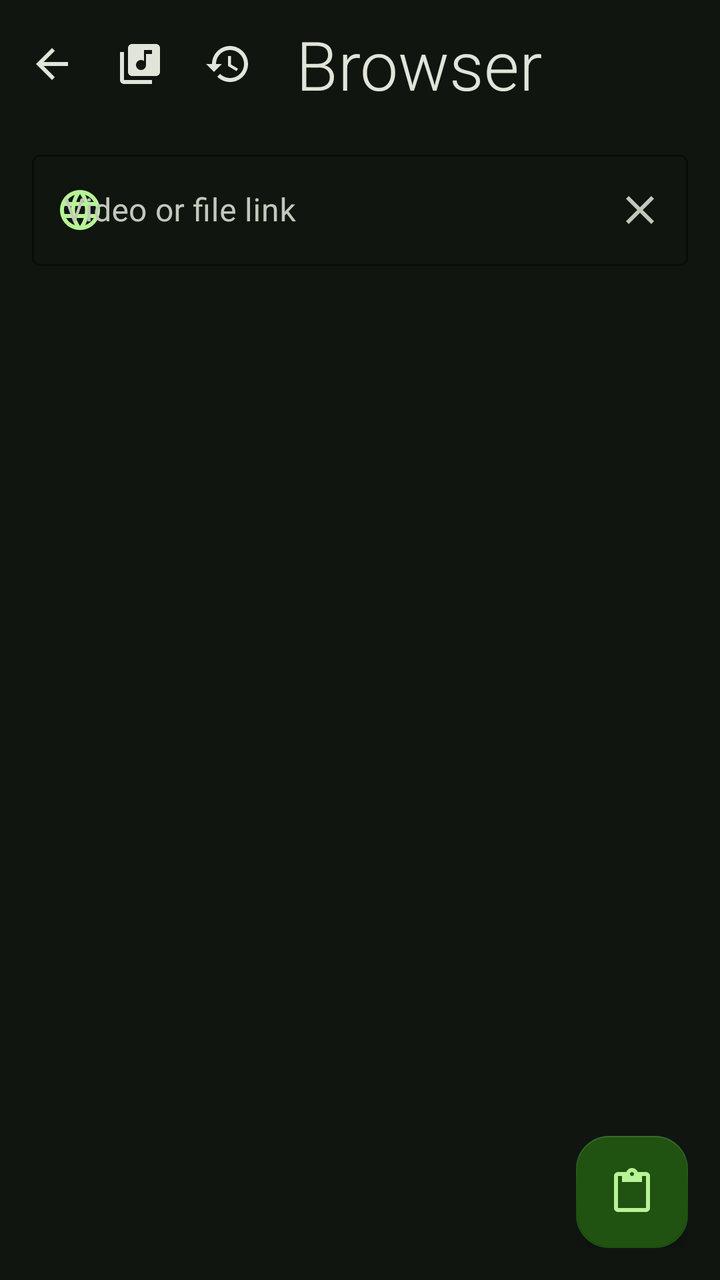
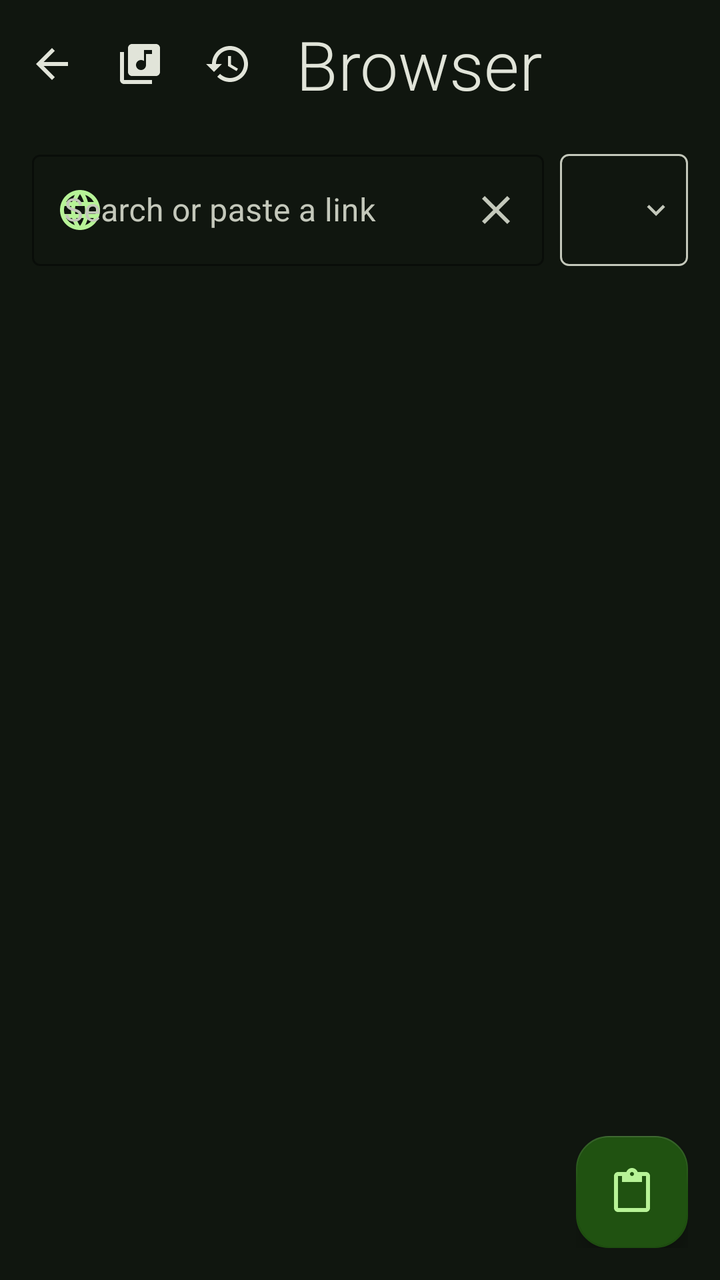

Before-and-after screenshots of an Android layout around one commit, followed by the original layout XML and the change that was made.
<!-- AndroidManifest.xml: activity theme BrowserTheme -->
<!-- res/layout/activity_browser.xml -->
<?xml version="1.0" encoding="utf-8"?>
<FrameLayout xmlns:android="http://schemas.android.com/apk/res/android"
    xmlns:app="http://schemas.android.com/apk/res-auto"
    xmlns:tools="http://schemas.android.com/tools"
    android:id="@+id/browserRoot"
    android:layout_width="match_parent"
    android:layout_height="match_parent"
    android:background="@color/browserBg"
    tools:context=".browser.BrowserActivity">

    <LinearLayout
        android:layout_width="match_parent"
        android:layout_height="match_parent"
        android:orientation="vertical">

        
        <LinearLayout
            android:layout_width="match_parent"
            android:layout_height="64dp"
            android:gravity="center_vertical"
            android:orientation="horizontal"
            android:paddingStart="4dp"
            android:paddingEnd="4dp">

            <ImageButton
                android:id="@+id/browserBack"
                android:layout_width="44dp"
                android:layout_height="48dp"
                android:background="?attr/selectableItemBackgroundBorderless"
                android:contentDescription="@string/browserBack"
                android:src="@drawable/ic_arrow_back_white_24dp"
                android:tint="@color/browserText" />

            <ImageButton
                android:id="@+id/browserLibrary"
                android:layout_width="44dp"
                android:layout_height="48dp"
                android:background="?attr/selectableItemBackgroundBorderless"
                android:contentDescription="@string/library"
                android:src="@drawable/ic_library_white_24dp"
                android:tint="@color/browserText" />

            <ImageButton
                android:id="@+id/browserHistory"
                android:layout_width="44dp"
                android:layout_height="48dp"
                android:background="?attr/selectableItemBackgroundBorderless"
                android:contentDescription="@string/browserHistory"
                android:src="@drawable/ic_history_white_24dp"
                android:tint="@color/browserText" />

            <TextView
                android:id="@+id/browserTitle"
                android:layout_width="0dp"
                android:layout_height="wrap_content"
                android:layout_weight="1"
                android:ellipsize="end"
                android:fontFamily="sans-serif-light"
                android:maxLines="1"
                android:paddingStart="12dp"
                android:paddingEnd="12dp"
                android:text="@string/browser"
                android:textAlignment="viewStart"
                android:textColor="@color/browserText"
                android:textSize="34sp" />

            <ImageButton
                android:id="@+id/browserPrev"
                android:layout_width="44dp"
                android:layout_height="48dp"
                android:background="?attr/selectableItemBackgroundBorderless"
                android:contentDescription="@string/browserPrevious"
                android:src="@drawable/ic_chevron_back_24dp"
                android:tint="@color/browserText"
                android:visibility="gone" />

            <ImageButton
                android:id="@+id/browserNext"
                android:layout_width="44dp"
                android:layout_height="48dp"
                android:background="?attr/selectableItemBackgroundBorderless"
                android:contentDescription="@string/browserNext"
                android:src="@drawable/ic_chevron_24dp"
                android:tint="@color/browserText"
                android:visibility="gone" />

            <ImageButton
                android:id="@+id/browserReload"
                android:layout_width="44dp"
                android:layout_height="48dp"
                android:background="?attr/selectableItemBackgroundBorderless"
                android:contentDescription="@string/browserReload"
                android:src="@drawable/ic_refresh_24dp"
                android:tint="@color/browserText"
                android:visibility="gone" />

            <ImageButton
                android:id="@+id/browserHome"
                android:layout_width="44dp"
                android:layout_height="48dp"
                android:background="?attr/selectableItemBackgroundBorderless"
                android:contentDescription="@string/browserHome"
                android:src="@drawable/ic_home_white_24dp"
                android:tint="@color/browserText"
                android:visibility="gone" />
        </LinearLayout>

        <com.google.android.material.textfield.TextInputLayout
            android:id="@+id/browserFieldLayout"
            style="@style/BrowserField"
            android:layout_width="match_parent"
            android:layout_height="wrap_content"
            android:layout_marginStart="16dp"
            android:layout_marginTop="8dp"
            android:layout_marginEnd="16dp"
            android:hint="@string/browserLinkHint"
            app:endIconContentDescription="@string/browserClear"
            app:endIconDrawable="@drawable/ic_close_24dp"
            app:endIconMode="custom"
            app:startIconContentDescription="@string/browserOpen"
            app:startIconDrawable="@drawable/ic_globe_white_24dp">

            <com.google.android.material.textfield.TextInputEditText
                android:id="@+id/browserField"
                android:layout_width="match_parent"
                android:layout_height="wrap_content"
                android:imeOptions="actionGo"
                android:inputType="textUri"
                android:maxLines="1"
                android:singleLine="true"
                android:textColor="@color/browserText" />
        </com.google.android.material.textfield.TextInputLayout>

        
        <FrameLayout
            android:id="@+id/browserWebContainer"
            android:layout_width="match_parent"
            android:layout_height="0dp"
            android:layout_marginTop="8dp"
            android:layout_weight="1"
            android:visibility="gone">

            <ProgressBar
                android:id="@+id/browserProgress"
                style="@style/Widget.AppCompat.ProgressBar.Horizontal"
                android:layout_width="match_parent"
                android:layout_height="3dp"
                android:layout_gravity="top"
                android:max="100"
                android:progressBackgroundTint="@android:color/transparent"
                android:progressTint="@color/browserFabIcon"
                android:visibility="gone" />
        </FrameLayout>
    </LinearLayout>

    
    <LinearLayout
        android:id="@+id/browserHomeButtons"
        android:layout_width="wrap_content"
        android:layout_height="wrap_content"
        android:layout_gravity="bottom|end"
        android:orientation="vertical"
        android:padding="16dp">

        <com.google.android.material.floatingactionbutton.FloatingActionButton
            android:id="@+id/browserPaste"
            android:layout_width="wrap_content"
            android:layout_height="wrap_content"
            android:contentDescription="@string/browserPaste"
            app:backgroundTint="@color/browserFab"
            app:fabSize="normal"
            app:shapeAppearanceOverlay="@style/BrowserFabShape"
            app:srcCompat="@drawable/ic_paste_24dp"
            app:tint="@color/browserFabIcon" />
    </LinearLayout>

    
    <com.google.android.material.floatingactionbutton.FloatingActionButton
        android:id="@+id/browserDetect"
        android:layout_width="wrap_content"
        android:layout_height="wrap_content"
        android:layout_gravity="bottom|start"
        android:layout_margin="16dp"
        android:alpha="0.4"
        android:contentDescription="@string/browserDetectNone"
        android:visibility="gone"
        app:backgroundTint="@color/browserFabIcon"
        app:fabSize="normal"
        app:shapeAppearanceOverlay="@style/BrowserFabShape"
        app:srcCompat="@drawable/ic_download_24dp"
        app:tint="@color/browserFab" />
</FrameLayout>
<!-- resources referenced by this layout -->
<resources>
  <color name="browserBg">#10160F</color>
  <color name="browserFab">#205211</color>
  <color name="browserFabIcon">#B7F397</color>
  <color name="browserText">#E1E4D9</color>
  <!-- drawable ic_chevron_24dp (drawable) -->
  <?xml version="1.0" encoding="utf-8"?>
  <vector xmlns:android="http://schemas.android.com/apk/res/android"
      android:width="24dp"
      android:height="24dp"
      android:autoMirrored="true"
      android:viewportWidth="24"
      android:viewportHeight="24">
      <path
          android:fillColor="#FFFFFF"
          android:pathData="M10,6L8.59,7.41 13.17,12l-4.58,4.59L10,18l6,-6z" />
  </vector>
  <!-- drawable ic_download_24dp (drawable) -->
  <?xml version="1.0" encoding="utf-8"?>
  <vector xmlns:android="http://schemas.android.com/apk/res/android"
      android:width="24dp"
      android:height="24dp"
      android:viewportWidth="24"
      android:viewportHeight="24">
      <path
          android:fillColor="#FFFFFF"
          android:pathData="M19,9h-4V3H9v6H5l7,7 7,-7zM5,18v2h14v-2H5z" />
  </vector>
  <!-- drawable ic_home_white_24dp (drawable) -->
  <?xml version="1.0" encoding="utf-8"?>
  <vector xmlns:android="http://schemas.android.com/apk/res/android"
      android:width="24dp"
      android:height="24dp"
      android:viewportWidth="24"
      android:viewportHeight="24">
      <path
          android:fillColor="#FFFFFF"
          android:pathData="M10,20v-6h4v6h5v-8h3L12,3 2,12h3v8z" />
  </vector>
  <string name="browser">Browser</string>
  <string name="browserBack">Back</string>
  <string name="browserClear">Clear</string>
  <string name="browserDetectNone">No video or file detected on this page yet</string>
  <string name="browserHistory">Browsing history</string>
  <string name="browserHome">Browser home</string>
  <string name="browserLinkHint">Video or file link</string>
  <string name="browserNext">Next page</string>
  <string name="browserOpen">Open in the browser</string>
  <string name="browserPaste">Paste</string>
  <string name="browserPrevious">Previous page</string>
  <string name="browserReload">Reload page</string>
  <string name="library">Library</string>
  <style name="BrowserFabShape">
          <item name="cornerFamily">rounded</item>
          <item name="cornerSize">16dp</item>
      </style>
  <style name="BrowserTheme" parent="AppTheme">
          <item name="android:windowBackground">@color/browserBg</item>
      </style>
  <color name="browserHint">#C4C8BB</color>
  <style name="AppTheme" parent="Theme.MaterialComponents.DayNight.NoActionBar">
          <item name="colorPrimary">@color/colorPrimary</item>
          <item name="colorPrimaryDark">@color/colorPrimaryDark</item>
          <item name="colorSecondary">@color/colorAccent</item>
          <item name="colorAccent">@color/colorAccent</item>
      </style>
  <color name="colorPrimary">#E62118</color>
  <color name="colorPrimaryDark">#C31C13</color>
  <color name="colorAccent">#E62118</color>
  <!-- unchanged entries left out for length: 9 -->
</resources>

<!-- the commit's change to res/layout/activity_browser.xml (unified diff, before → after) -->
@@ -105,31 +105,74 @@
                 android:visibility="gone" />
         </LinearLayout>
 
-        <com.google.android.material.textfield.TextInputLayout
-            android:id="@+id/browserFieldLayout"
-            style="@style/BrowserField"
+        
+        <LinearLayout
             android:layout_width="match_parent"
             android:layout_height="wrap_content"
             android:layout_marginStart="16dp"
             android:layout_marginTop="8dp"
             android:layout_marginEnd="16dp"
-            android:hint="@string/browserLinkHint"
-            app:endIconContentDescription="@string/browserClear"
-            app:endIconDrawable="@drawable/ic_close_24dp"
-            app:endIconMode="custom"
-            app:startIconContentDescription="@string/browserOpen"
-            app:startIconDrawable="@drawable/ic_globe_white_24dp">
-
-            <com.google.android.material.textfield.TextInputEditText
-                android:id="@+id/browserField"
-                android:layout_width="match_parent"
+            android:gravity="bottom"
+            android:orientation="horizontal">
+
+            <com.google.android.material.textfield.TextInputLayout
+                android:id="@+id/browserFieldLayout"
+                style="@style/BrowserField"
+                android:layout_width="0dp"
                 android:layout_height="wrap_content"
-                android:imeOptions="actionGo"
-                android:inputType="textUri"
-                android:maxLines="1"
-                android:singleLine="true"
-                android:textColor="@color/browserText" />
-        </com.google.android.material.textfield.TextInputLayout>
+                android:layout_weight="1"
+                android:hint="@string/browserLinkHint"
+                app:endIconContentDescription="@string/browserClear"
+                app:endIconDrawable="@drawable/ic_close_24dp"
+                app:endIconMode="custom"
+                app:startIconContentDescription="@string/browserOpen"
+                app:startIconDrawable="@drawable/ic_globe_white_24dp">
+
+                <com.google.android.material.textfield.TextInputEditText
+                    android:id="@+id/browserField"
+                    android:layout_width="match_parent"
+                    android:layout_height="wrap_content"
+                    android:imeOptions="actionGo"
+                    android:inputType="textUri"
+                    android:maxLines="1"
+                    android:singleLine="true"
+                    android:textColor="@color/browserText" />
+            </com.google.android.material.textfield.TextInputLayout>
+
+            <LinearLayout
+                android:id="@+id/browserEngineButton"
+                android:layout_width="wrap_content"
+                android:layout_height="56dp"
+                android:layout_marginStart="8dp"
+                android:background="@drawable/bg_engine_button"
+                android:clickable="true"
+                android:contentDescription="@string/browserEngineTitle"
+                android:focusable="true"
+                android:foreground="?attr/selectableItemBackground"
+                android:gravity="center"
+                android:minWidth="64dp"
+                android:orientation="horizontal"
+                android:paddingStart="10dp"
+                android:paddingEnd="6dp">
+
+                <TextView
+                    android:id="@+id/browserEngineBadge"
+                    android:layout_width="28dp"
+                    android:layout_height="28dp"
+                    android:gravity="center"
+                    android:importantForAccessibility="no"
+                    android:textColor="#FFFFFF"
+                    android:textSize="11sp"
+                    android:textStyle="bold" />
+
+                <ImageView
+                    android:layout_width="18dp"
+                    android:layout_height="18dp"
+                    android:contentDescription="@null"
+                    android:src="@drawable/ic_expand_more_white_24dp"
+                    app:tint="@color/browserHint" />
+            </LinearLayout>
+        </LinearLayout>
 
         
         <FrameLayout
<!-- resource entries referenced after the edit -->
@@ -4,6 +4,15 @@
   <color name="browserFab">#205211</color>
   <color name="browserFabIcon">#B7F397</color>
   <color name="browserText">#E1E4D9</color>
+  <!-- drawable bg_engine_button (drawable) -->
+  <?xml version="1.0" encoding="utf-8"?>
+  <shape xmlns:android="http://schemas.android.com/apk/res/android"
+      android:shape="rectangle">
+      <stroke
+          android:width="1dp"
+          android:color="@color/browserHint" />
+      <corners android:radius="4dp" />
+  </shape>
   <!-- drawable ic_chevron_24dp (drawable) -->
   <?xml version="1.0" encoding="utf-8"?>
   <vector xmlns:android="http://schemas.android.com/apk/res/android"
@@ -27,6 +36,16 @@
           android:fillColor="#FFFFFF"
           android:pathData="M19,9h-4V3H9v6H5l7,7 7,-7zM5,18v2h14v-2H5z" />
   </vector>
+  <!-- drawable ic_expand_more_white_24dp (drawable) -->
+  <vector xmlns:android="http://schemas.android.com/apk/res/android"
+      android:width="24dp"
+      android:height="24dp"
+      android:viewportWidth="24"
+      android:viewportHeight="24">
+      <path
+          android:fillColor="#FFFFFF"
+          android:pathData="M16.59,8.59L12,13.17 7.41,8.59 6,10l6,6 6,-6z" />
+  </vector>
   <!-- drawable ic_home_white_24dp (drawable) -->
   <?xml version="1.0" encoding="utf-8"?>
   <vector xmlns:android="http://schemas.android.com/apk/res/android"
@@ -42,9 +61,10 @@
   <string name="browserBack">Back</string>
   <string name="browserClear">Clear</string>
   <string name="browserDetectNone">No video or file detected on this page yet</string>
+  <string name="browserEngineTitle">Search engine</string>
   <string name="browserHistory">Browsing history</string>
   <string name="browserHome">Browser home</string>
-  <string name="browserLinkHint">Video or file link</string>
+  <string name="browserLinkHint">Search or paste a link</string>
   <string name="browserNext">Next page</string>
   <string name="browserOpen">Open in the browser</string>
   <string name="browserPaste">Paste</string>
